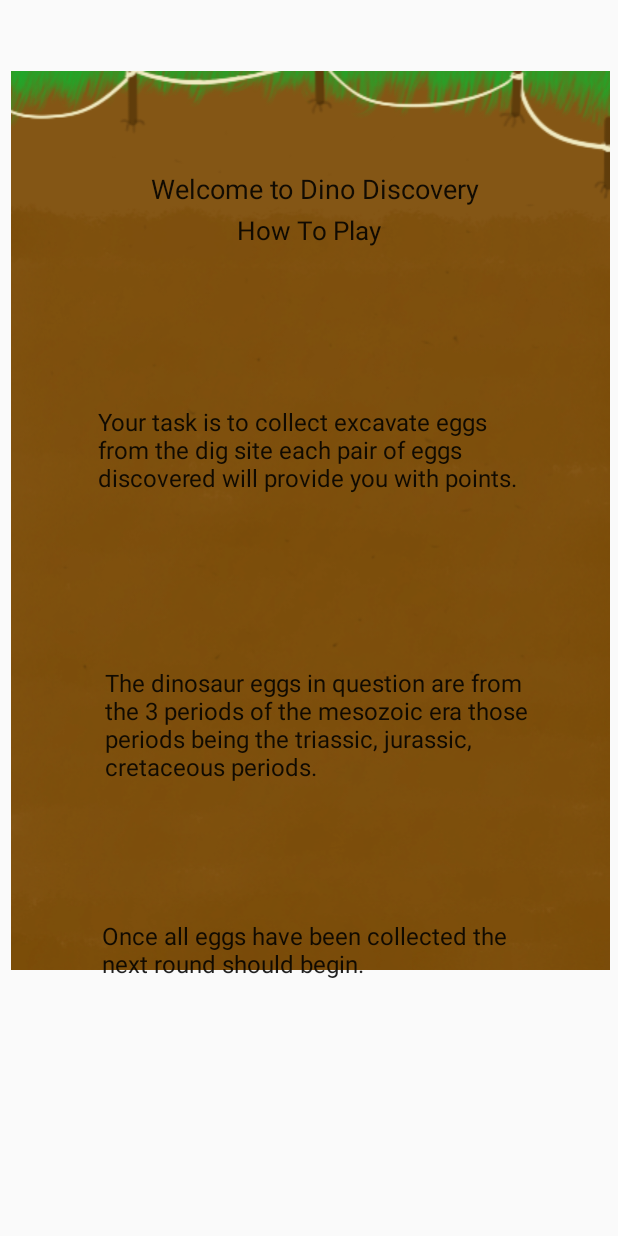
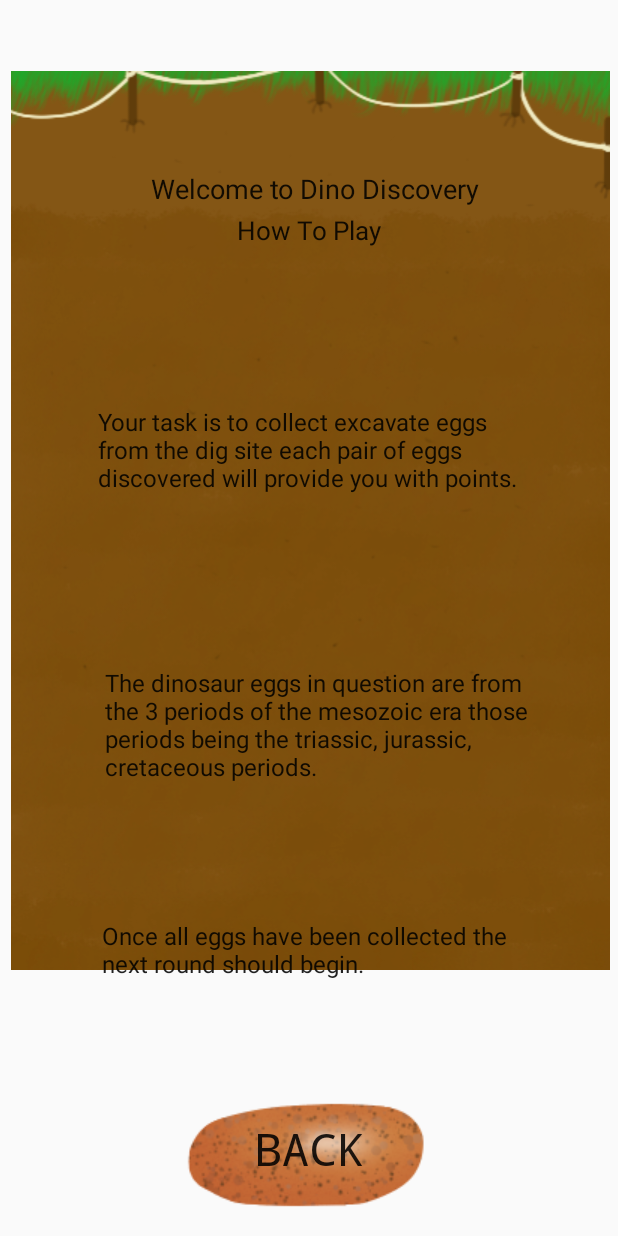
Before and after one commit to Alexxwithtwoxx/MatchMaker, an Android app: the HowToPlay screen opened directly, with no data from a screen before it, on a phone screen of 412 x 824 dp. Run offline under Robolectric (Android 15) with nearby library versions, the phone set to English and light mode, and no system bars; Roboto replaces fonts that are not available here.

Commit message:
how to has back button

```diff
--- a/app/src/main/java/com/alexxwithtwoxx/matchmaker/HowToPlay.java
+++ b/app/src/main/java/com/alexxwithtwoxx/matchmaker/HowToPlay.java
@@ -1,13 +1,31 @@
 package com.alexxwithtwoxx.matchmaker;
 
+import android.content.Intent;
 import android.support.v7.app.AppCompatActivity;
 import android.os.Bundle;
+import android.view.Menu;
+import android.view.View;
+import android.widget.Button;
 
 public class HowToPlay extends AppCompatActivity {
+
+    Button buttonBack;
 
     @Override
     protected void onCreate(Bundle savedInstanceState) {
         super.onCreate(savedInstanceState);
         setContentView(R.layout.activity_how_to_play);
+
+        buttonBack = findViewById(R.id.buttonBack);
+
+        buttonBack.setOnClickListener(new View.OnClickListener() {
+            @Override
+            public void onClick(View v) {
+                Intent intent = new Intent(HowToPlay.this, MenuActivity.class);
+                startActivity(intent);
+
+
+            }
+        });
     }
 }
--- a/app/src/main/res/layout/activity_how_to_play.xml
+++ b/app/src/main/res/layout/activity_how_to_play.xml
@@ -127,4 +127,21 @@
         app:layout_constraintTop_toTopOf="parent"
         app:layout_constraintVertical_bias="0.22" />
 
+    <Button
+        android:id="@+id/buttonBack"
+        android:layout_width="wrap_content"
+        android:layout_height="wrap_content"
+        android:layout_marginBottom="8dp"
+        android:layout_marginEnd="8dp"
+        android:layout_marginLeft="8dp"
+        android:layout_marginRight="8dp"
+        android:layout_marginStart="8dp"
+        android:background="@drawable/button_egg"
+        android:text="Back"
+        android:textSize="30sp"
+        android:typeface="monospace"
+        app:layout_constraintBottom_toBottomOf="parent"
+        app:layout_constraintEnd_toEndOf="parent"
+        app:layout_constraintStart_toStartOf="parent" />
+
 </android.support.constraint.ConstraintLayout>
```
